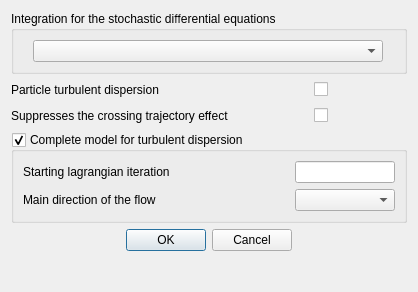
Old version of the form gui/Pages/LagrangianAdvancedOptionsDialogForm.ui in the repository code-saturne/code_saturne.
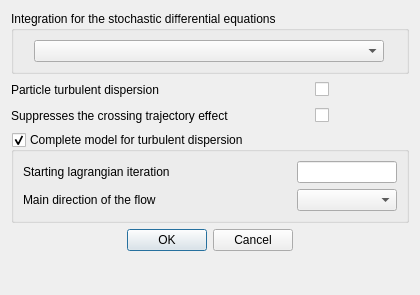
New version of the form.

```diff
--- a/gui/Pages/LagrangianAdvancedOptionsDialogForm.ui
+++ b/gui/Pages/LagrangianAdvancedOptionsDialogForm.ui
@@ -1,12 +1,12 @@
 <ui version="4.0" >
  <class>LagrangianAdvancedOptionsDialogForm</class>
- <widget class="QDialog" name="LagrangianAdvancedOptionsDialogForm" >
-  <property name="geometry" >
+ <widget class="QDialog" name="LagrangianAdvancedOptionsDialogForm">
+  <property name="geometry">
    <rect>
     <x>0</x>
     <y>0</y>
-    <width>418</width>
-    <height>292</height>
+    <width>420</width>
+    <height>295</height>
    </rect>
   </property>
   <property name="windowTitle" >
```
Left out of the diff: 203 changed lines with no effect on the pictures.
